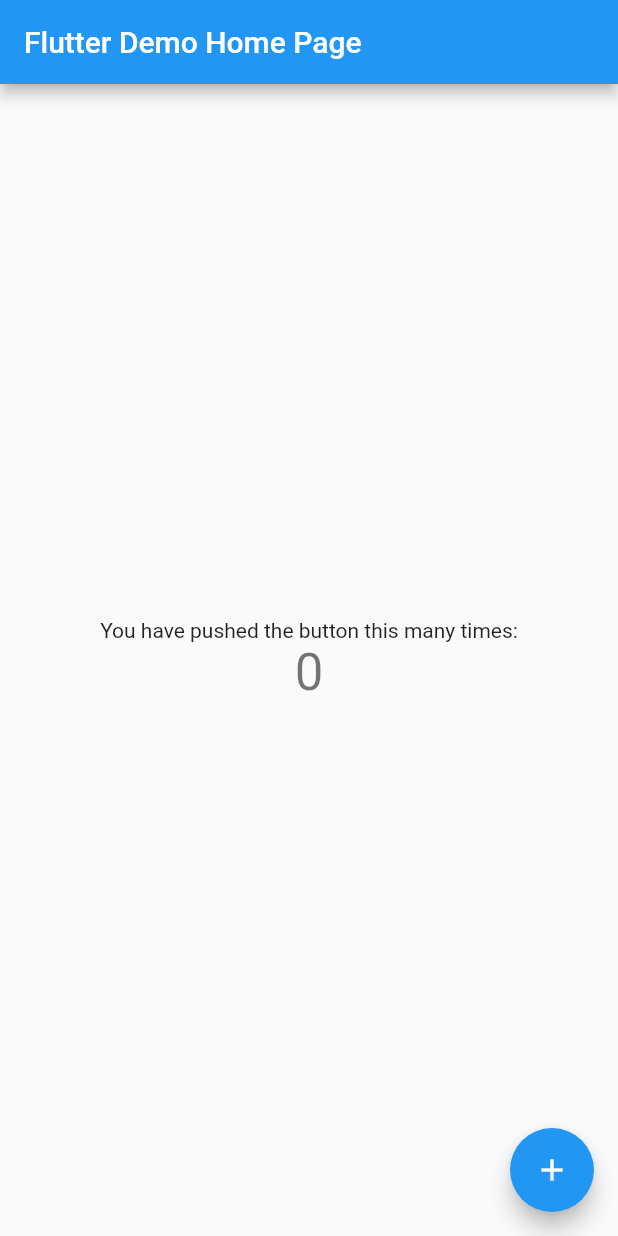
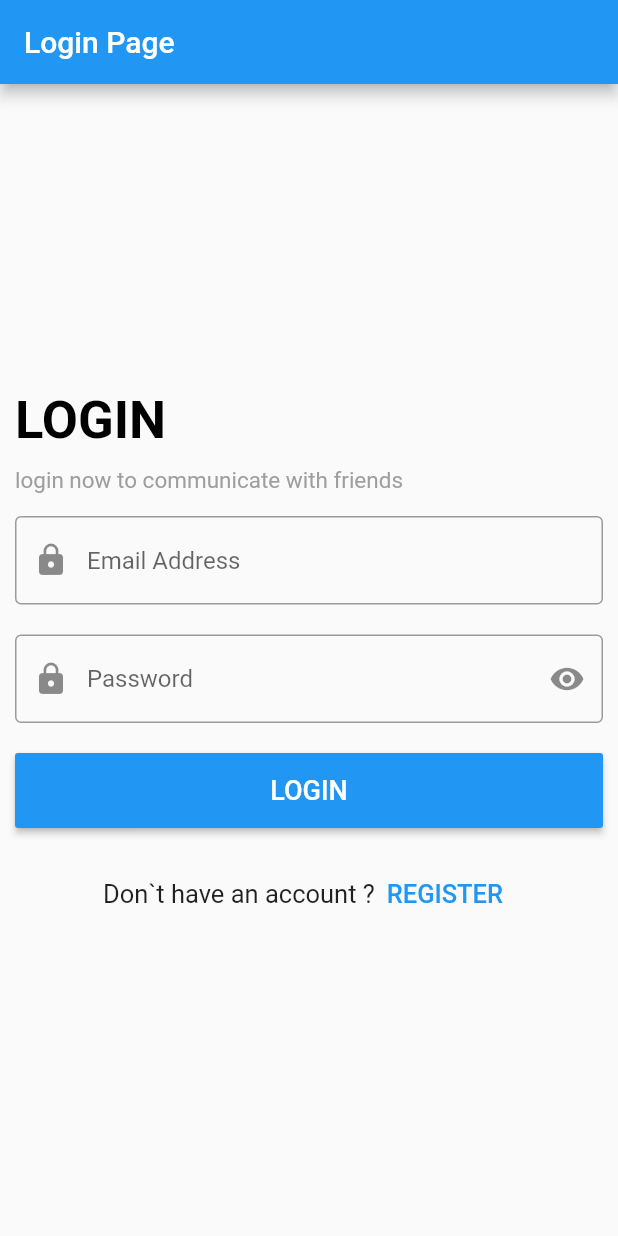
Before and after one commit to Mazen-Glal/Social-App, a Flutter app: the screen it shows after launch, on a phone screen of 412 x 824 dp. Run offline on Flutter 3.47's test engine with Material 2 defaults, Android fonts, the phone set to English and light mode, and no system bars; our stand-ins replace bloc, flutter_bloc, hexcolor.

Commit message:
login and register without firebase

```diff
--- a/lib/main.dart
+++ b/lib/main.dart
@@ -1,4 +1,5 @@
 import 'package:flutter/material.dart';
+import 'package:social_app/modules/login/login_screen.dart';
 
 void main() {
   runApp(const MyApp());
@@ -6,110 +7,11 @@ void main() {
 
 class MyApp extends StatelessWidget {
   const MyApp({Key? key}) : super(key: key);
-
-  // This widget is the root of your application.
   @override
   Widget build(BuildContext context) {
     return MaterialApp(
       title: 'Flutter Demo',
-      theme: ThemeData(
-        // This is the theme of your application.
-        //
-        // Try running your application with "flutter run". You'll see the
-        // application has a blue toolbar. Then, without quitting the app, try
-        // changing the primarySwatch below to Colors.green and then invoke
-        // "hot reload" (press "r" in the console where you ran "flutter run",
-        // or simply save your changes to "hot reload" in a Flutter IDE).
-        // Notice that the counter didn't reset back to zero; the application
-        // is not restarted.
-        primarySwatch: Colors.blue,
-      ),
-      home: const MyHomePage(title: 'Flutter Demo Home Page'),
+      home: LoginScreen(),
     );
   }
 }
-
-class MyHomePage extends StatefulWidget {
-  const MyHomePage({Key? key, required this.title}) : super(key: key);
-
-  // This widget is the home page of your application. It is stateful, meaning
-  // that it has a State object (defined below) that contains fields that affect
-  // how it looks.
-
-  // This class is the configuration for the state. It holds the values (in this
-  // case the title) provided by the parent (in this case the App widget) and
-  // used by the build method of the State. Fields in a Widget subclass are
-  // always marked "final".
-
-  final String title;
-
-  @override
-  State<MyHomePage> createState() => _MyHomePageState();
-}
-
-class _MyHomePageState extends State<MyHomePage> {
-  int _counter = 0;
-
-  void _incrementCounter() {
-    setState(() {
-      // This call to setState tells the Flutter framework that something has
-      // changed in this State, which causes it to rerun the build method below
-      // so that the display can reflect the updated values. If we changed
-      // _counter without calling setState(), then the build method would not be
-      // called again, and so nothing would appear to happen.
-      _counter++;
-    });
-  }
-
-  @override
-  Widget build(BuildContext context) {
-    // This method is rerun every time setState is called, for instance as done
-    // by the _incrementCounter method above.
-    //
-    // The Flutter framework has been optimized to make rerunning build methods
-    // fast, so that you can just rebuild anything that needs updating rather
-    // than having to individually change instances of widgets.
-    return Scaffold(
-      appBar: AppBar(
-        // Here we take the value from the MyHomePage object that was created by
-        // the App.build method, and use it to set our appbar title.
-        title: Text(widget.title),
-      ),
-      body: Center(
-        // Center is a layout widget. It takes a single child and positions it
-        // in the middle of the parent.
-        child: Column(
-          // Column is also a layout widget. It takes a list of children and
-          // arranges them vertically. By default, it sizes itself to fit its
-          // children horizontally, and tries to be as tall as its parent.
-          //
-          // Invoke "debug painting" (press "p" in the console, choose the
-          // "Toggle Debug Paint" action from the Flutter Inspector in Android
-          // Studio, or the "Toggle Debug Paint" command in Visual Studio Code)
-          // to see the wireframe for each widget.
-          //
-          // Column has various properties to control how it sizes itself and
-          // how it positions its children. Here we use mainAxisAlignment to
-          // center the children vertically; the main axis here is the vertical
-          // axis because Columns are vertical (the cross axis would be
-          // horizontal).
-          mainAxisAlignment: MainAxisAlignment.center,
-          children: <Widget>[
-            const Text(
-              'You have pushed the button this many times:',
-            ),
-            Text(
-              '$_counter',
-              style: Theme.of(context).textTheme.headline4,
-            ),
-          ],
-        ),
-      ),
-      floatingActionButton: FloatingActionButton(
-        onPressed: _incrementCounter,
-        tooltip: 'Increment',
-        child: const Icon(Icons.add),
-      ), // This trailing comma makes auto-formatting nicer for build methods.
-    );
-  }
-}
--- /dev/null
+++ b/lib/modules/login/cubit/cubit.dart
@@ -0,0 +1,15 @@
+import 'package:flutter_bloc/flutter_bloc.dart';
+import 'package:social_app/modules/login/cubit/states.dart';
+
+class LoginCubit extends Cubit<LoginStates>{
+  LoginCubit():super(InitialState());
+
+  static LoginCubit get(context )=> BlocProvider.of(context);
+
+  bool visibility = true;
+  changeVisibilityState()
+  {
+    visibility = !visibility;
+    emit(ChangeVisibilityState());
+  }
+}
--- /dev/null
+++ b/lib/modules/login/cubit/states.dart
@@ -0,0 +1,5 @@
+abstract class LoginStates {}
+
+class InitialState extends LoginStates{}
+
+class ChangeVisibilityState extends LoginStates{}
--- /dev/null
+++ b/lib/modules/login/login_screen.dart
@@ -0,0 +1,125 @@
+import 'package:flutter/material.dart';
+import 'package:flutter_bloc/flutter_bloc.dart';
+import 'package:social_app/modules/login/cubit/cubit.dart';
+import 'package:social_app/modules/login/cubit/states.dart';
+import 'package:social_app/modules/register/shop_register_screen.dart';
+class LoginScreen extends StatelessWidget {
+  LoginScreen({Key? key}) : super(key: key);
+  GlobalKey<FormState> formKey = GlobalKey<FormState>();
+  TextEditingController emailController = TextEditingController();
+  TextEditingController passwordController = TextEditingController();
+  @override
+  Widget build(BuildContext context) {
+    return BlocProvider(
+      create: (context)=> LoginCubit(),
+      child: BlocConsumer<LoginCubit,LoginStates>(
+        listener: (context,state){},
+        builder:(context,state)=> Scaffold(
+          appBar: AppBar(
+            title: const Text("Login Page"),
+          ),
+          body: Form(
+            key: formKey,
+            child: Padding(
+              padding: const EdgeInsets.all(10.0),
+              child: Column(
+                crossAxisAlignment: CrossAxisAlignment.start,
+                mainAxisAlignment: MainAxisAlignment.center,
+                children: [
+                  const Text("LOGIN",style: TextStyle(fontSize: 35,color: Colors.black,fontWeight: FontWeight.bold)),
+                  const SizedBox(height: 10),
+                  const Text("login now to communicate with friends",style: TextStyle(fontSize: 15,color: Colors.grey)),
+                  const SizedBox(height: 15),
+                  TextFormField(
+                    keyboardType: TextInputType.emailAddress,
+                    onFieldSubmitted: (value){
+
+                    },
+                    onChanged: (value){
+
+                    },
+                    onTap: (){
+
+                    },
+                    validator: (value){
+                      if (value!.isEmpty) {
+                        return "Email Address must be not empty";
+                      }
+                      return null;
+                    },
+                    controller: emailController,
+                    decoration: const InputDecoration(
+                      prefixIcon: Icon(Icons.lock),
+                      hintText: "Email Address",
+                      border: OutlineInputBorder()
+                    ),
+                  ),
+                  const SizedBox(height: 20),
+                  TextFormField(
+                    keyboardType: TextInputType.visiblePassword,
+                    obscureText: LoginCubit.get(context).visibility,
+                    onFieldSubmitted: (value){
+
+                    },
+                    onChanged: (value){
+
+                    },
+                    onTap: (){
+
+                    },
+                    validator: (value){
+                      if (value!.isEmpty) {
+                        return "password must be not empty";
+                      }
+                      return null;
+                    },
+                    controller: passwordController,
+                    decoration: InputDecoration(
+                        prefixIcon: const Icon(Icons.lock),
+                        suffixIcon: GestureDetector(
+                          child: LoginCubit.get(context).visibility ?  const Icon(Icons.visibility) : const Icon(Icons.visibility_off),
+                          onTap: (){
+                            LoginCubit.get(context).changeVisibilityState();
+                          },
+                        ),
+                        hintText: "Password",
+                        border: const OutlineInputBorder()
+                    ),
+                  ),
+                  const SizedBox(height: 20),
+                  SizedBox(
+                    width: double.infinity,
+                    child: MaterialButton(
+                      height: 50,
+                      color: Colors.blue,
+                      child:const Text("LOGIN",style: TextStyle(fontSize: 18,color: Colors.white)),
+                      onPressed: (){
+                        if(formKey.currentState!.validate())
+                        {
+
+                        }
+                      }
+                    ),
+                  ),
+                  const SizedBox(height: 20),
+                  Row(
+                    mainAxisAlignment: MainAxisAlignment.center,
+                    children: [
+                      const Text("Don`t have an account ?",style: TextStyle(fontSize: 17),),
+                      TextButton(
+                          onPressed: (){
+                            Navigator.push(context, MaterialPageRoute(builder: (context)=>RegisterScreen()));
+                          },
+                          child: const Text("REGISTER",style: TextStyle(fontSize: 17))
+                      )
+                    ],
+                  )
+                ],
+              ),
+            ),
+          ),
+        ),
+      ),
+    );
+  }
+}
```
Also changed, not shown: lib/modules/register/register_cubit/bloc_odserve.dart (added, +28 -0 lines), lib/modules/register/register_cubit/cubit.dart (added, +44 -0 lines), lib/modules/register/register_cubit/states.dart (added, +9 -0 lines), lib/modules/register/shop_register_screen.dart (added, +169 -0 lines), 1 other file.
